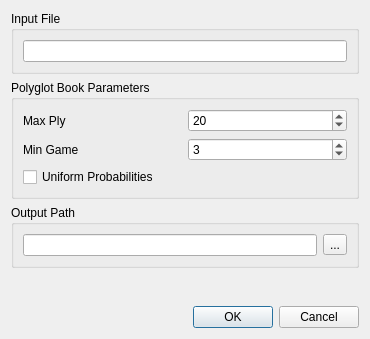
This is src/dialogs/dlgsavebook.ui in madnight/chessx as Qt 5 draws it before an edit. The edited form follows.
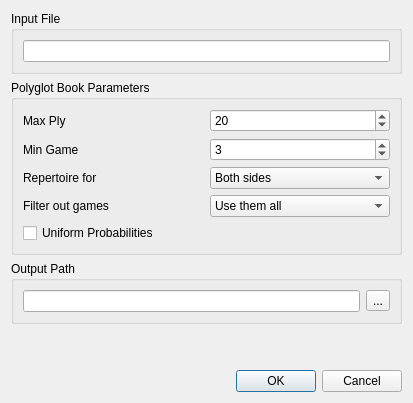
This is the edited form.

The edit to the form file:
```diff
--- a/src/dialogs/dlgsavebook.ui
+++ b/src/dialogs/dlgsavebook.ui
@@ -6,8 +6,8 @@
    <rect>
     <x>0</x>
     <y>0</y>
-    <width>370</width>
-    <height>339</height>
+    <width>413</width>
+    <height>403</height>
    </rect>
   </property>
   <property name="windowTitle">
@@ -43,7 +43,17 @@
      </property>
      <layout class="QVBoxLayout" name="verticalLayout_8">
       <item>
-       <layout class="QGridLayout" name="gridLayout_4" rowstretch="0,0">
+       <layout class="QGridLayout" name="gridLayout_4" rowstretch="0,0,0,0">
+        <item row="1" column="0">
+         <widget class="QLabel" name="lbMinGame">
+          <property name="text">
+           <string>Min Game</string>
+          </property>
+          <property name="buddy">
+           <cstring>minGame</cstring>
+          </property>
+         </widget>
+        </item>
         <item row="0" column="0">
          <widget class="QLabel" name="lbMaxPly">
           <property name="text">
@@ -54,16 +64,6 @@
           </property>
          </widget>
         </item>
-        <item row="1" column="1">
-         <widget class="QSpinBox" name="minGame">
-          <property name="minimum">
-           <number>1</number>
-          </property>
-          <property name="value">
-           <number>3</number>
-          </property>
-         </widget>
-        </item>
         <item row="0" column="1">
          <widget class="QSpinBox" name="maxPly">
           <property name="minimum">
@@ -74,16 +74,68 @@
           </property>
          </widget>
         </item>
-        <item row="1" column="0">
-         <widget class="QLabel" name="lbMinGame">
+        <item row="1" column="1">
+         <widget class="QSpinBox" name="minGame">
+          <property name="minimum">
+           <number>1</number>
+          </property>
+          <property name="value">
+           <number>3</number>
+          </property>
+         </widget>
+        </item>
+        <item row="2" column="0">
+         <widget class="QLabel" name="label">
           <property name="text">
-           <string>Min Game</string>
+           <string>Repertoire for</string>
           </property>
-          <property name="buddy">
-           <cstring>minGame</cstring>
+         </widget>
+        </item>
+        <item row="2" column="1">
+         <widget class="QComboBox" name="cbSide">
+          <item>
+           <property name="text">
+            <string>Both sides</string>
+           </property>
+          </item>
+          <item>
+           <property name="text">
+            <string>White</string>
+           </property>
+          </item>
+          <item>
+           <property name="text">
+            <string>Black</string>
+           </property>
+          </item>
+         </widget>
+        </item>
+        <item row="3" column="0">
+         <widget class="QLabel" name="label_2">
+          <property name="text">
+           <string>Filter out games</string>
           </property>
          </widget>
         </item>
+        <item row="3" column="1">
+         <widget class="QComboBox" name="cbFilterSide">
+          <item>
+           <property name="text">
+            <string>Use them all</string>
+           </property>
+          </item>
+          <item>
+           <property name="text">
+            <string>White victories</string>
+           </property>
+          </item>
+          <item>
+           <property name="text">
+            <string>Black victories</string>
+           </property>
+          </item>
+         </widget>
+        </item>
        </layout>
       </item>
       <item>
```
